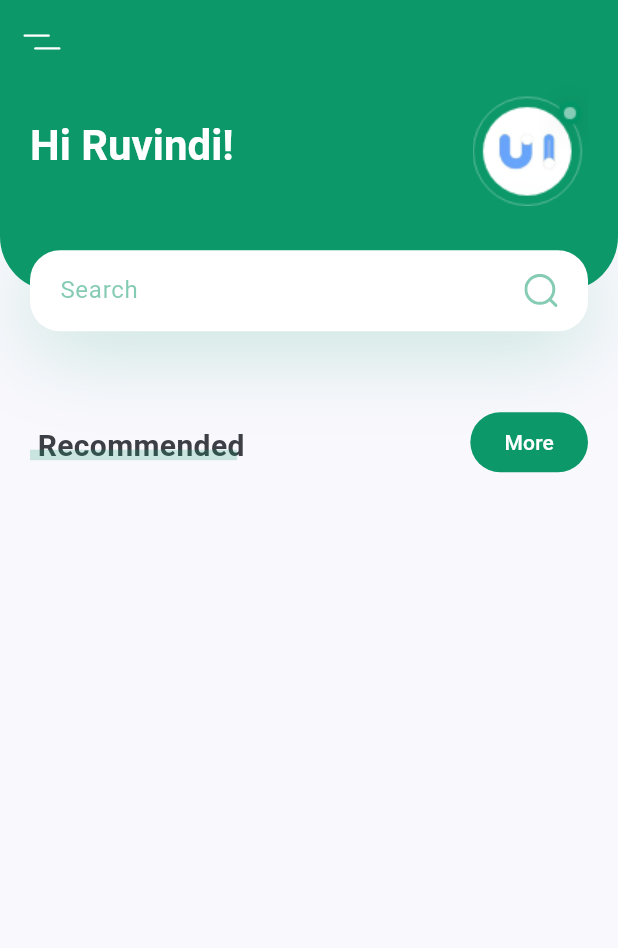
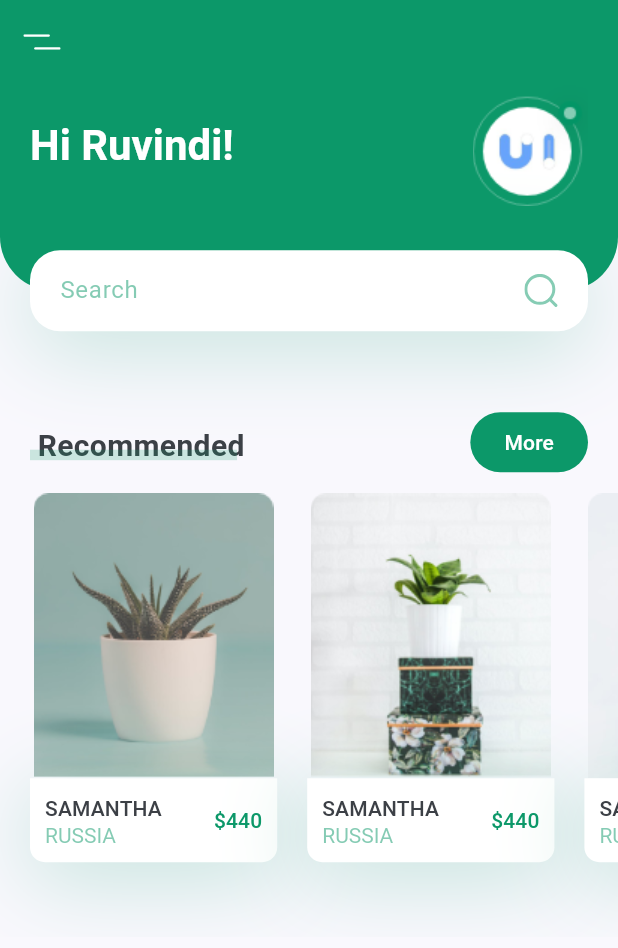
Before and after one commit to HirushaKulararhna/Ayurora, a Flutter app: the screen it shows after launch, on a phone screen of 412 x 824 dp. Shown: the top 948 px of the screen. Run offline on Flutter 3.47's test engine with Material 3 defaults, Android fonts, the light colour scheme and no system bars; our stand-ins replace flutter_svg.

Commit message:
create recomend_pant.dart file

```diff
--- a/ayurora/lib/screens/home/components/body.dart
+++ b/ayurora/lib/screens/home/components/body.dart
@@ -2,6 +2,7 @@ import 'package:ayurora/constants.dart';
 import 'package:flutter/material.dart';
 import 'package:flutter_svg/flutter_svg.dart';
 import 'header_with_searchbox.dart';
+import 'recomend_plants.dart';
 import 'title_with_more_btn.dart';
 
 class Body extends StatelessWidget {
@@ -16,7 +17,9 @@ class Body extends StatelessWidget {
       child: Column(
         children: <Widget>[
           HeaderWithSearchBox(size: size),
-          TitleWithMoreBtn(title: "Recommended", press: () {},),
+          TitleWithMoreBtn(title: "Recommended", press: () {}),
+          // It will cover 40% of our total witdh
+          RecomendsPlants(),
         ],
       ),
     );
--- /dev/null
+++ b/ayurora/lib/screens/home/components/recomend_plants.dart
@@ -0,0 +1,125 @@
+import 'package:flutter/material.dart';
+
+import '../../../constants.dart';
+
+class RecomendsPlants extends StatelessWidget {
+  const RecomendsPlants({
+    super.key,
+  });
+
+  @override
+  Widget build(BuildContext context) {
+    return SingleChildScrollView(
+      scrollDirection: Axis.horizontal,
+      child: Row(
+        children: [
+          RecomendPlantCard(
+            image: "assets/images/image_1.png",
+            title: "Samantha",
+            country: "Russia",
+            price: 440,
+            press: () {},
+          ),
+          RecomendPlantCard(
+            image: "assets/images/image_2.png",
+            title: "Samantha",
+            country: "Russia",
+            price: 440,
+            press: () {},
+          ),
+          RecomendPlantCard(
+            image: "assets/images/image_3.png",
+            title: "Samantha",
+            country: "Russia",
+            price: 440,
+            press: () {},
+          ),
+          RecomendPlantCard(
+            image: "assets/images/image_1.png",
+            title: "Samantha",
+            country: "Russia",
+            price: 440,
+            press: () {},
+          ),
+        ],
+      ),
+    );
+  }
+}
+
+class RecomendPlantCard extends StatelessWidget {
+  const RecomendPlantCard({
+    super.key, required this.image, required this.title, required this.country, required this.price, required this.press,
+
+  });
+
+  final String image, title, country;
+  final int price;
+  final VoidCallback press;
+
+  @override
+  Widget build(BuildContext context) {
+    Size size = MediaQuery.of(context).size;
+    return Container(
+      margin: EdgeInsets.only(
+        left: kDefaultPadding,
+        top: kDefaultPadding / 2,
+        bottom: kDefaultPadding * 2.5,
+      ),
+      width: size.width * 0.4,
+      child: Column(
+        children: <Widget>[
+          Image.asset(image),
+          GestureDetector(
+            onTap: press,
+            child: Container(
+              padding: EdgeInsets.all(kDefaultPadding / 2),
+              decoration: BoxDecoration(
+                color: Colors.white,
+                borderRadius: BorderRadius.only(
+                  bottomLeft: Radius.circular(10),
+                  bottomRight: Radius.circular(10),
+                  ),
+                boxShadow: [
+                  BoxShadow(
+                    offset: Offset(0, 10),
+                    blurRadius: 50,
+                    color: kPrimaryColor.withOpacity(0.23),
+                  ),
+                ],
+              ),
+              child: Row(
+                children: <Widget>[
+                  RichText(
+                    text: TextSpan(
+                      children: [
+                        TextSpan(
+                          text: "$title\n".toUpperCase(),
+                          style: Theme.of(context).textTheme.labelLarge,
+                        ),
+                        TextSpan(
+                          text: "$country".toUpperCase(),
+                          style: TextStyle(
+                            color: kPrimaryColor.withOpacity(0.5),
+                          ),
+                        ),
+                      ],
+                    ),
+                  ),
+                  Spacer(),
+                  Text(
+                    "\$$price",
+                    style: Theme.of(context)
+                        .textTheme
+                        .labelLarge
+                        ?.copyWith(color: kPrimaryColor),
+                  )
+                ],
+              ),
+            ),
+          ),
+        ],
+      ),
+    );
+  }
+}
```
